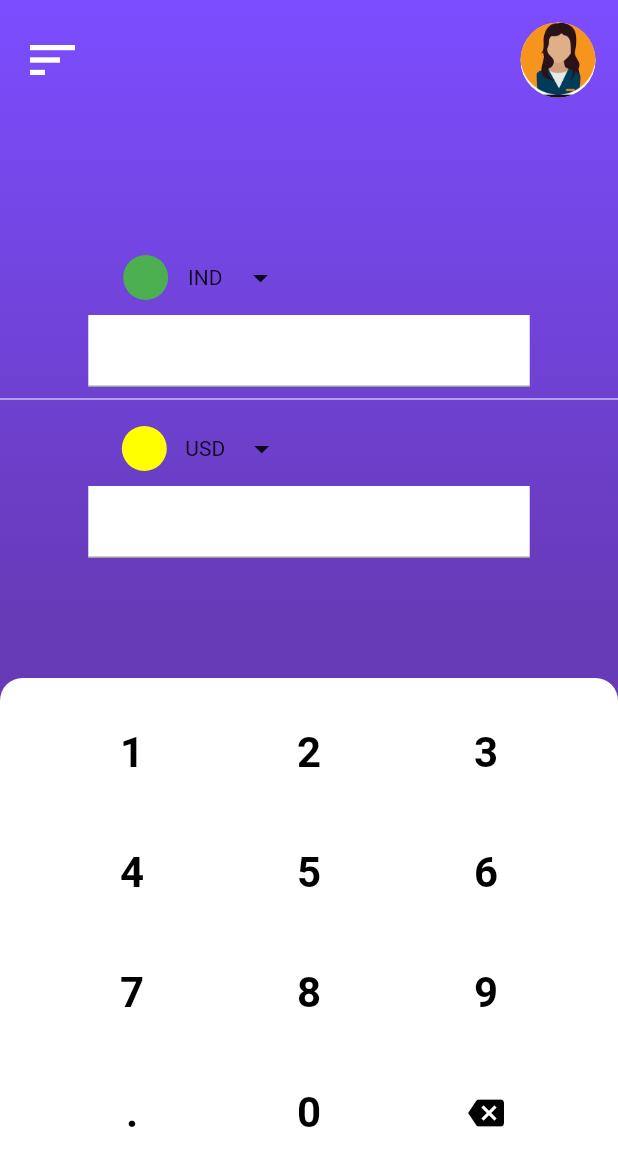
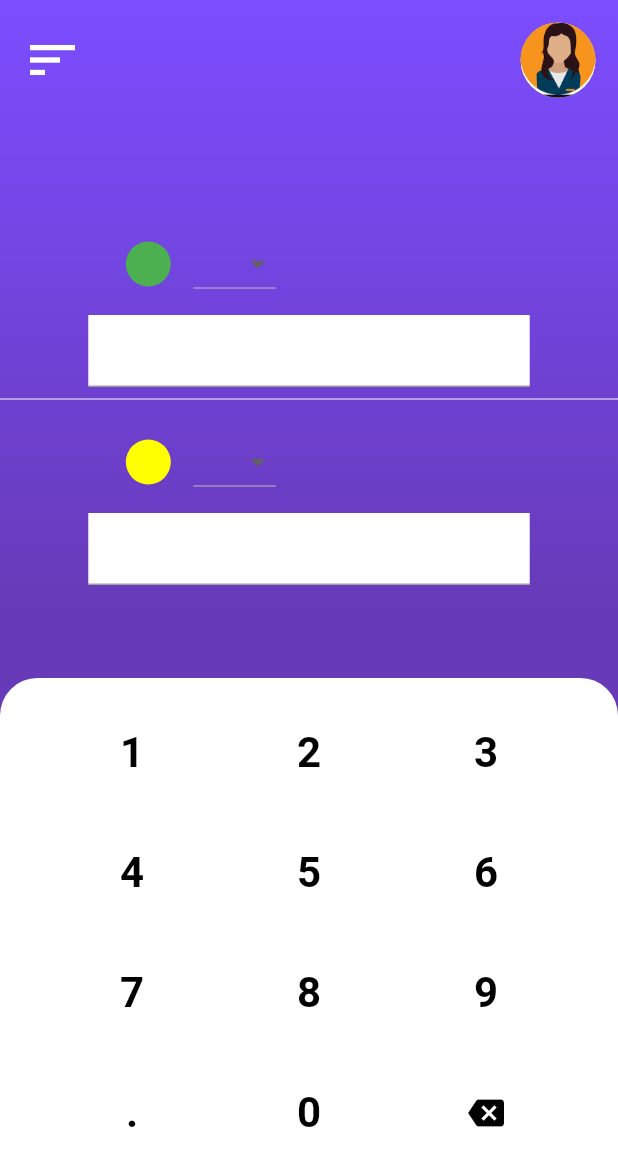
Before and after one commit to Shilpa224/Currency-Converter, a Flutter app: the screen it shows after launch, on a phone screen of 412 x 824 dp. Shown: the top 1166 px of the screen. Run offline on Flutter 3.47's test engine with Material 2 defaults, Android fonts, the phone set to English and light mode, and no system bars.

```diff
--- a/lib/screens/otpScreen.dart
+++ b/lib/screens/otpScreen.dart
@@ -18,7 +18,6 @@ class _OtpScreenState extends State<OtpScreen> {
   // TextEditingController pinFourController = TextEditingController();
   TextEditingController _upperTextField = TextEditingController();
   TextEditingController _lowerTextField = TextEditingController();
-
   @override
   void dispose() {
     _upperTextField.dispose();
@@ -88,7 +87,7 @@ class _OtpScreenState extends State<OtpScreen> {
         decoration: BoxDecoration(
           color: Colors.white,
           borderRadius: BorderRadius.only(
-              topLeft: Radius.circular(15), topRight: Radius.circular(15)),
+              topLeft: Radius.circular(25), topRight: Radius.circular(25)),
         ),
         child: Padding(
           padding: const EdgeInsets.only(bottom: 32),
--- a/lib/utils/flagAndName.dart
+++ b/lib/utils/flagAndName.dart
@@ -2,6 +2,8 @@ import 'package:flutter/cupertino.dart';
 import 'package:flutter/material.dart';
 
 Container flagAndCName({@required String cName, @required Color color}) {
+  String valueChose;
+  List listItem = ["IND", "USD", "UK", "GBP", "INR"];
   return Container(
     padding: EdgeInsets.all(10),
     width: 150,
@@ -12,9 +14,22 @@ Container flagAndCName({@required String cName, @required Color color}) {
           backgroundColor: color,
           radius: 15,
         ),
-        Text(cName),
-        Icon(Icons.arrow_drop_down),
+
+        DropdownButton(
+            value: valueChose,
+            onChanged: (newValue) {
+              setState(() {
+                valueChose = newValue;
+              });
+            },
+            items: listItem.map((valueItem) {
+              return DropdownMenuItem(value: valueItem, child: Text(valueItem));
+            }).toList()),
+
+        // Icon(Icons.arrow_drop_down),
       ],
     ),
   );
 }
+
+void setState(Null Function() param0) {}
```
